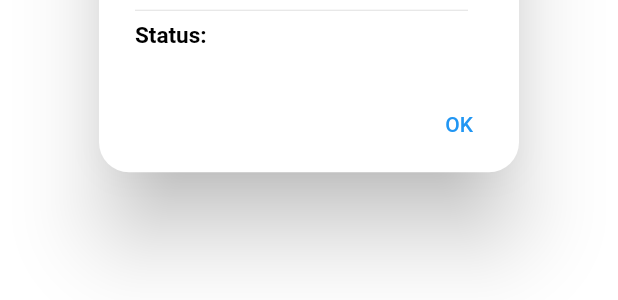
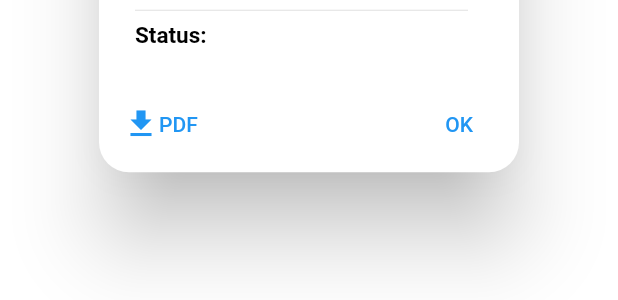
Before and after one commit to victor-marino/xinsight, a Flutter app: the TransactionDetailsPopup widget shown alone on an empty page, opened directly with empty values, on a phone screen of 412 x 824 dp. Shown: the part 667-967 px from the top of the screen. Run offline on Flutter 3.47's test engine with Material 2 defaults, Android fonts, the phone set to English and light mode, and no system bars; our stand-ins replace easy_localization, expandable, flutter_secure_storage, google_fonts, local_auth, package_info_plus and 3 more; missing offline and left inert: local_auth_android, local_auth_ios; accounts and stored records are empty; network calls fail; project files that could hold a hidden picture were left out.

Commit message:
feat: Add PDF download in transaction tiles

```diff
--- a/lib/models/transaction.dart
+++ b/lib/models/transaction.dart
@@ -16,7 +16,22 @@ class Transaction {
   final double? price;
   final double amount;
   final String status;
+  final Uri? downloadLink;
 
-  Transaction({required this.date, this.valueDate, this.fiscalDate, required this.accountType, required this.operationCode, required this.operationType, required this.icon, this.instrumentCodeType, this.instrumentCode, this.instrumentName, this.titles, this.price, required this.amount, required this.status});
-
+  Transaction(
+      {required this.date,
+      this.valueDate,
+      this.fiscalDate,
+      required this.accountType,
+      required this.operationCode,
+      required this.operationType,
+      required this.icon,
+      this.instrumentCodeType,
+      this.instrumentCode,
+      this.instrumentName,
+      this.titles,
+      this.price,
+      required this.amount,
+      required this.status,
+      this.downloadLink});
 }
--- a/lib/widgets/transactions_screen/transaction_details_popup_portrait.dart
+++ b/lib/widgets/transactions_screen/transaction_details_popup_portrait.dart
@@ -3,6 +3,7 @@ import 'package:flutter/material.dart';
 import 'package:indexax/tools/number_formatting.dart';
 import 'package:indexax/tools/styles.dart' as text_styles;
 import 'package:indexax/models/transaction.dart';
+import 'package:url_launcher/url_launcher.dart';
 
 // Pop-up showing the details of an individual transaction in portrait mode
 
@@ -52,7 +53,7 @@ class TransactionDetailsPopup extends StatelessWidget {
         'transaction_info.securities_account'.tr()) {
       transactionDetails.add(Text(
         '${'transaction_details_popup.value_date'.tr()}:',
-        style: detailValueTextStyle,
+        style: detailNameTextStyle,
       ));
       transactionDetails.add(Text(
         DateFormat("dd/MM/yyyy").format(transactionData.valueDate!),
@@ -127,12 +128,20 @@ class TransactionDetailsPopup extends StatelessWidget {
       ),
     );
     transactionDetails.add(
-      Text(
-        transactionData.status,
-        style: detailValueTextStyle,
+      Row(
+        mainAxisAlignment: MainAxisAlignment.spaceBetween,
+        children: [
+          Text(
+            transactionData.status,
+            style: detailValueTextStyle,
+          ),
+        ],
       ),
     );
     return AlertDialog(
+      actionsAlignment: transactionData.downloadLink != null
+          ? MainAxisAlignment.spaceBetween
+          : MainAxisAlignment.end,
       shape: RoundedRectangleBorder(borderRadius: BorderRadius.circular(20)),
       title: Text(
         'transaction_details_popup.details'.tr(),
@@ -153,6 +162,18 @@ class TransactionDetailsPopup extends StatelessWidget {
       ),
       contentPadding: const EdgeInsets.fromLTRB(24, 24, 24, 0),
       actions: [
+        if (transactionData.downloadLink != null) ...[
+          TextButton(
+            child: const Row(
+              mainAxisSize: MainAxisSize.min,
+              children: [
+                Icon(Icons.download_sharp),
+                Text('PDF'),
+              ],
+            ),
+            onPressed: () => launchUrl(transactionData.downloadLink!),
+          ),
+        ],
         TextButton(
           child: const Text('OK'),
           onPressed: () {
```
Also changed, not shown: lib/tools/account_operations.dart (+10 -3 lines), lib/widgets/transactions_screen/transaction_details_popup_landscape.dart (+16 -0 lines).
